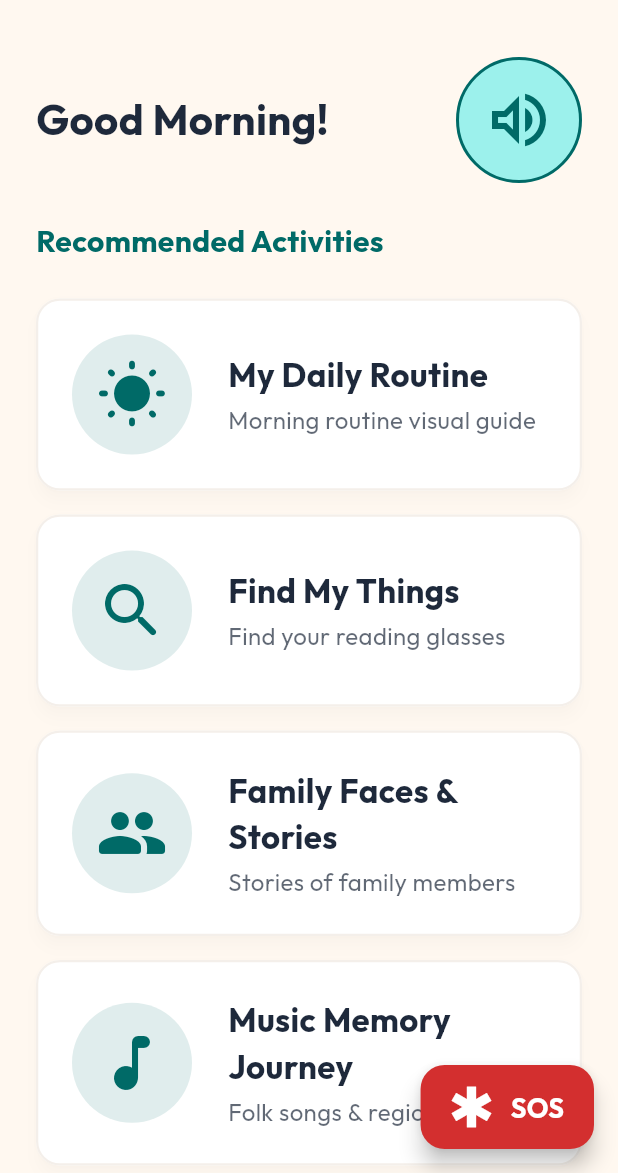
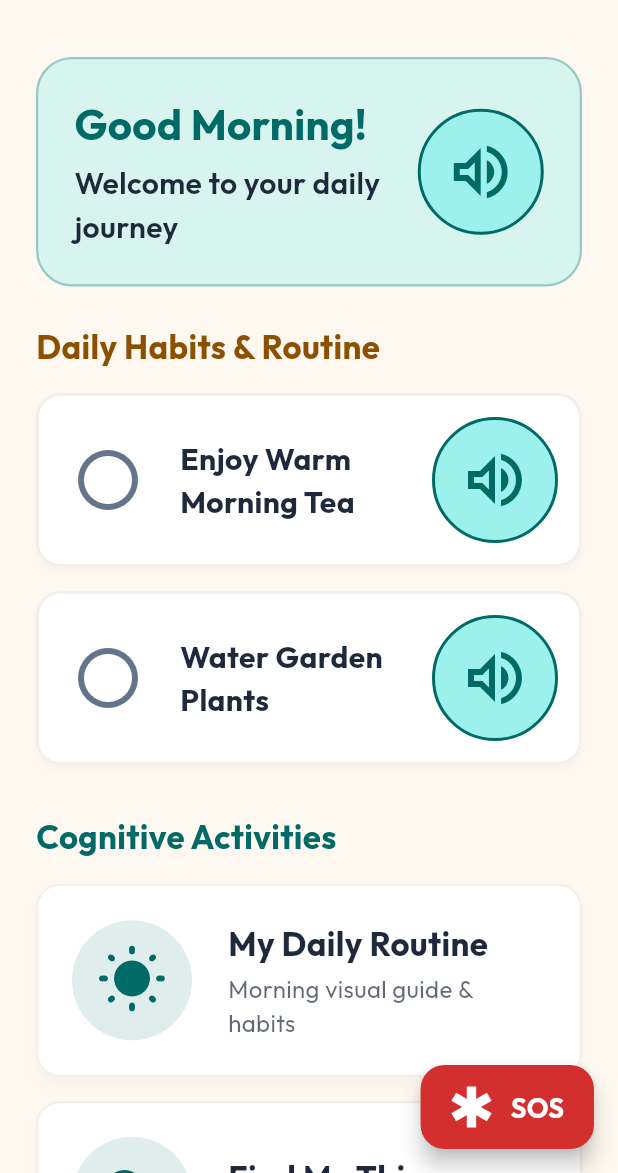
Before and after one commit to shairyavakati/Nenil-Dementia-Platform, a Flutter app: the PatientHomeScreen screen opened by its route, on a phone screen of 412 x 824 dp, the part 63-1236 px from its top. Run offline on Flutter 3.47's test engine with Material 3 defaults, Android fonts, the phone set to English and light mode, and no system bars; our stand-ins replace flutter_riverpod, flutter_tts, go_router, google_fonts, hive_flutter, just_audio and 3 more; missing offline and left inert: record; accounts and stored records are empty.

Commit message:
feat(sprint-2): implement Home Experience with time-of-day spoken greetings, daily routine cards, and stage-adapted cognitive journey feed

```diff
--- a/lib/features/home/screens/patient_home_screen.dart
+++ b/lib/features/home/screens/patient_home_screen.dart
@@ -1,16 +1,21 @@
 import 'package:flutter/material.dart';
+import 'package:flutter_riverpod/flutter_riverpod.dart';
 import 'package:go_router/go_router.dart';
 import '../../../core/constants/app_colors.dart';
 import '../../../core/constants/app_dimensions.dart';
 import '../../../core/constants/app_strings.dart';
-import '../../../shared/widgets/audio_prompt_widget.dart';
-import '../../../shared/widgets/nenil_card.dart';
+import '../providers/home_feed_provider.dart';
+import '../widgets/daily_routine_card.dart';
+import '../widgets/greeting_header_widget.dart';
+import '../widgets/journey_feed_widget.dart';
 
-class PatientHomeScreen extends StatelessWidget {
+class PatientHomeScreen extends ConsumerWidget {
   const PatientHomeScreen({super.key});
 
   @override
-  Widget build(BuildContext context) {
+  Widget build(BuildContext context, WidgetRef ref) {
+    final state = ref.watch(homeFeedProvider);
+
     return Scaffold(
       appBar: AppBar(
         title: const Text(AppStrings.titleHome),
@@ -22,58 +27,50 @@ class PatientHomeScreen extends StatelessWidget {
         ],
       ),
       body: SafeArea(
+        child: state.isLoading
+            ? const Center(child: CircularProgressIndicator())
+            : RefreshIndicator(
+                onRefresh: () => ref.read(homeFeedProvider.notifier).loadHomeFeedData(),
                 child: SingleChildScrollView(
+                  physics: const AlwaysScrollableScrollPhysics(),
                   padding: const EdgeInsets.all(AppDimensions.spaceL),
                   child: Column(
                     crossAxisAlignment: CrossAxisAlignment.start,
                     children: [
-              Row(
-                mainAxisAlignment: MainAxisAlignment.spaceBetween,
-                children: [
+                      // 1. Time-of-day spoken greeting header
+                      GreetingHeaderWidget(
+                        greetingText: state.greetingText,
+                        patientName: state.patient?.name ?? '',
+                        timeOfDay: state.timeOfDay,
+                      ),
+                      const SizedBox(height: AppDimensions.spaceL),
+
+                      // 2. Daily Routines Section
+                      if (state.routines.isNotEmpty) ...[
                         const Text(
-                    'Good Morning!',
-                    style: TextStyle(fontSize: 28, fontWeight: FontWeight.bold),
+                          'Daily Habits & Routine',
+                          style: TextStyle(
+                            fontSize: 22,
+                            fontWeight: FontWeight.bold,
+                            color: AppColors.secondary,
                           ),
-                  AudioPromptWidget(textToSpeak: 'Good Morning! Let us begin today\'s activities.'),
+                        ),
+                        const SizedBox(height: AppDimensions.spaceS),
+                        ...state.routines.map(
+                          (routine) => DailyRoutineCard(
+                            routine: routine,
+                            onToggle: () {
+                              ref.read(homeFeedProvider.notifier).toggleRoutineCompletion(routine.id);
+                            },
+                          ),
+                        ),
+                        const SizedBox(height: AppDimensions.spaceL),
+                      ],
+
+                      // 3. Stage-Adapted Cognitive Journey Games Feed
+                      JourneyFeedWidget(games: state.recommendedGames),
                     ],
                   ),
-              const SizedBox(height: AppDimensions.spaceL),
-              const Text(
-                'Recommended Activities',
-                style: TextStyle(fontSize: 20, fontWeight: FontWeight.bold, color: AppColors.primary),
-              ),
-              const SizedBox(height: AppDimensions.spaceM),
-              NenilCard(
-                title: AppStrings.gameDailyRoutine,
-                subtitle: 'Morning routine visual guide',
-                icon: Icons.wb_sunny_rounded,
-                onTap: () => context.push('/game/daily_routine'),
-              ),
-              NenilCard(
-                title: AppStrings.gameFindThings,
-                subtitle: 'Find your reading glasses',
-                icon: Icons.search_rounded,
-                onTap: () => context.push('/game/find_things'),
-              ),
-              NenilCard(
-                title: AppStrings.gameFamilyFaces,
-                subtitle: 'Stories of family members',
-                icon: Icons.people_rounded,
-                onTap: () => context.push('/game/family_faces'),
-              ),
-              NenilCard(
-                title: AppStrings.gameMusicMemory,
-                subtitle: 'Folk songs & regional music',
-                icon: Icons.music_note_rounded,
-                onTap: () => context.push('/game/music_memory'),
-              ),
-              NenilCard(
-                title: AppStrings.gameEmotionMatch,
-                subtitle: 'Facial expression recognition',
-                icon: Icons.sentiment_satisfied_alt_rounded,
-                onTap: () => context.push('/game/emotion_match'),
-              ),
-            ],
                 ),
               ),
       ),
--- /dev/null
+++ b/lib/features/home/widgets/daily_routine_card.dart
@@ -0,0 +1,63 @@
+import 'package:flutter/material.dart';
+import '../../../core/constants/app_colors.dart';
+import '../../../core/constants/app_dimensions.dart';
+import '../../../models/routine_model.dart';
+import '../../../shared/widgets/audio_prompt_widget.dart';
+
+class DailyRoutineCard extends StatelessWidget {
+  final RoutineModel routine;
+  final VoidCallback onToggle;
+
+  const DailyRoutineCard({
+    super.key,
+    required this.routine,
+    required this.onToggle,
+  });
+
+  @override
+  Widget build(BuildContext context) {
+    return Card(
+      elevation: AppDimensions.elevationLow,
+      margin: const EdgeInsets.symmetric(vertical: AppDimensions.spaceS),
+      shape: RoundedRectangleBorder(
+        borderRadius: BorderRadius.circular(AppDimensions.radiusM),
+        side: BorderSide(
+          color: routine.isCompleted ? AppColors.success : AppColors.surfaceVariant,
+          width: 2,
+        ),
+      ),
+      child: InkWell(
+        onTap: onToggle,
+        borderRadius: BorderRadius.circular(AppDimensions.radiusM),
+        child: Padding(
+          padding: const EdgeInsets.all(AppDimensions.spaceM),
+          child: Row(
+            children: [
+              IconButton(
+                icon: Icon(
+                  routine.isCompleted ? Icons.check_circle_rounded : Icons.radio_button_unchecked_rounded,
+                  size: AppDimensions.iconLarge,
+                  color: routine.isCompleted ? AppColors.success : AppColors.outline,
+                ),
+                onPressed: onToggle,
+              ),
+              const SizedBox(width: AppDimensions.spaceM),
+              Expanded(
+                child: Text(
+                  routine.title,
+                  style: TextStyle(
+                    fontSize: 20,
+                    fontWeight: FontWeight.bold,
+                    decoration: routine.isCompleted ? TextDecoration.lineThrough : null,
+                    color: routine.isCompleted ? AppColors.onBackground.withOpacity(0.6) : AppColors.onBackground,
+                  ),
+                ),
+              ),
+              AudioPromptWidget(textToSpeak: 'Routine item: ${routine.title}'),
+            ],
+          ),
+        ),
+      ),
+    );
+  }
+}
--- /dev/null
+++ b/lib/features/home/widgets/greeting_header_widget.dart
@@ -0,0 +1,61 @@
+import 'package:flutter/material.dart';
+import '../../../core/constants/app_colors.dart';
+import '../../../core/constants/app_dimensions.dart';
+import '../../../shared/widgets/audio_prompt_widget.dart';
+
+class GreetingHeaderWidget extends StatelessWidget {
+  final String greetingText;
+  final String patientName;
+  final String timeOfDay;
+
+  const GreetingHeaderWidget({
+    super.key,
+    required this.greetingText,
+    required this.patientName,
+    required this.timeOfDay,
+  });
+
+  @override
+  Widget build(BuildContext context) {
+    final spokenText = '$greetingText Welcome $patientName, let us begin today\'s activities.';
+
+    return Container(
+      padding: const EdgeInsets.all(AppDimensions.spaceL),
+      decoration: BoxDecoration(
+        color: AppColors.primaryContainer.withOpacity(0.4),
+        borderRadius: BorderRadius.circular(AppDimensions.radiusL),
+        border: Border.all(color: AppColors.primary.withOpacity(0.3), width: 1.5),
+      ),
+      child: Row(
+        mainAxisAlignment: MainAxisAlignment.spaceBetween,
+        children: [
+          Expanded(
+            child: Column(
+              crossAxisAlignment: CrossAxisAlignment.start,
+              children: [
+                Text(
+                  greetingText,
+                  style: const TextStyle(
+                    fontSize: 28,
+                    fontWeight: FontWeight.bold,
+                    color: AppColors.primary,
+                  ),
+                ),
+                const SizedBox(height: AppDimensions.spaceXS),
+                Text(
+                  patientName.isNotEmpty ? 'Welcome, $patientName' : 'Welcome to your daily journey',
+                  style: const TextStyle(
+                    fontSize: 20,
+                    fontWeight: FontWeight.w600,
+                    color: AppColors.onBackground,
+                  ),
+                ),
+              ],
+            ),
+          ),
+          AudioPromptWidget(textToSpeak: spokenText),
+        ],
+      ),
+    );
+  }
+}
--- /dev/null
+++ b/lib/features/home/widgets/journey_feed_widget.dart
@@ -0,0 +1,60 @@
+import 'package:flutter/material.dart';
+import 'package:go_router/go_router.dart';
+import '../../../core/constants/app_colors.dart';
+import '../../../core/constants/app_dimensions.dart';
+import '../../../shared/widgets/nenil_card.dart';
+
+class JourneyFeedWidget extends StatelessWidget {
+  final List<Map<String, dynamic>> games;
+
+  const JourneyFeedWidget({super.key, required this.games});
+
+  IconData _getIconData(String iconName) {
+    switch (iconName) {
+      case 'wb_sunny_rounded':
+        return Icons.wb_sunny_rounded;
+      case 'search_rounded':
+        return Icons.search_rounded;
+      case 'people_rounded':
+        return Icons.people_rounded;
+      case 'music_note_rounded':
+        return Icons.music_note_rounded;
+      case 'sentiment_satisfied_alt_rounded':
+        return Icons.sentiment_satisfied_alt_rounded;
+      default:
+        return Icons.sports_esports_rounded;
+    }
+  }
+
+  @override
+  Widget build(BuildContext context) {
+    return Column(
+      crossAxisAlignment: CrossAxisAlignment.start,
+      children: [
+        const Text(
+          'Cognitive Activities',
+          style: TextStyle(
+            fontSize: 22,
+            fontWeight: FontWeight.bold,
+            color: AppColors.primary,
+          ),
+        ),
+        const SizedBox(height: AppDimensions.spaceS),
+        ListView.builder(
+          shrinkWrap: true,
+          physics: const NeverScrollableScrollPhysics(),
+          itemCount: games.length,
+          itemBuilder: (context, index) {
+            final game = games[index];
+            return NenilCard(
+              title: game['title'] as String,
+              subtitle: game['subtitle'] as String?,
+              icon: _getIconData(game['icon'] as String),
+              onTap: () => context.push('/game/${game['id']}'),
+            );
+          },
+        ),
+      ],
+    );
+  }
+}
```
Also changed, not shown: lib/features/home/providers/home_feed_provider.dart (added, +198 -0 lines). Lines whose indentation alone changed are shown as unchanged.
